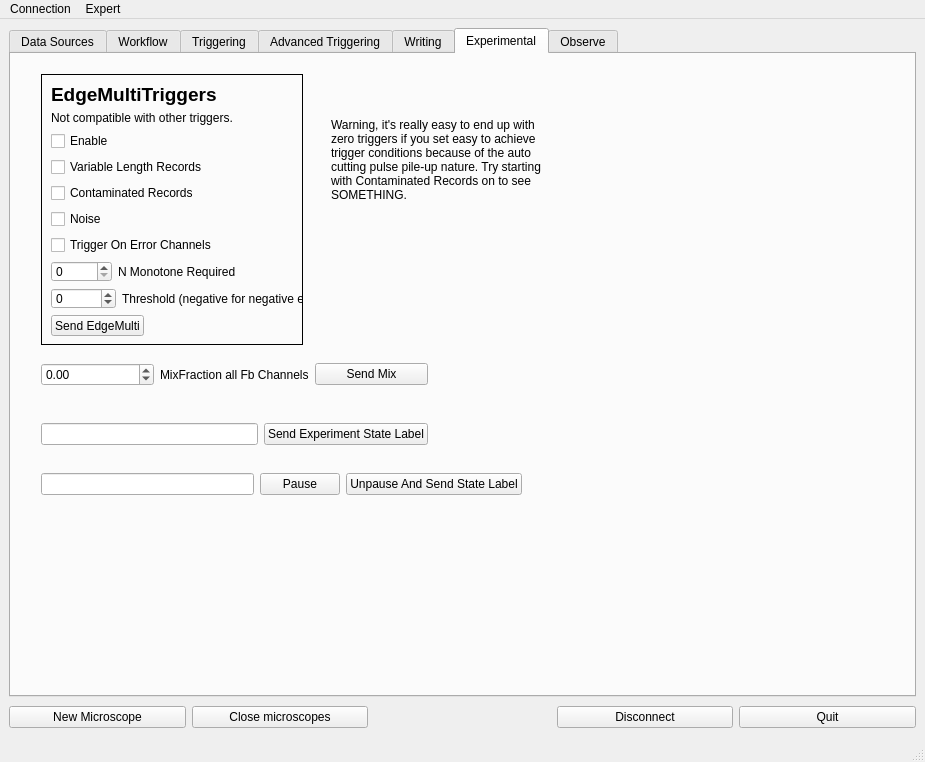
Old version of the form dastardcommander/ui/dc.ui in the repository usnistgov/dastardcommander.
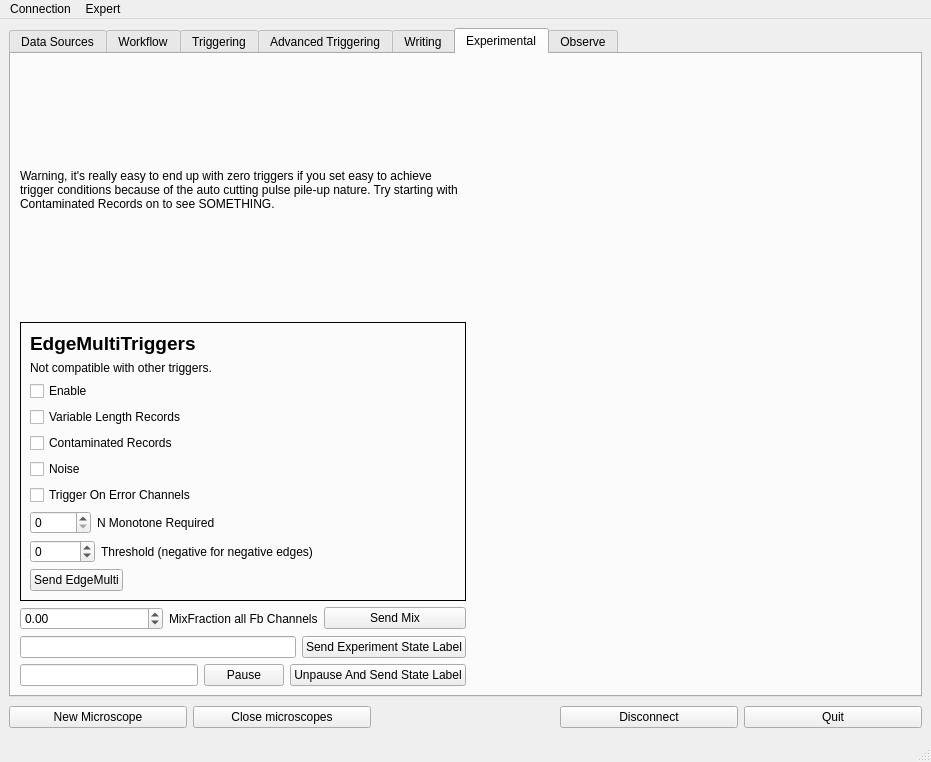
New version of the form. The open tabs and pages were chosen to show the change. Icons and pictures are not drawn.

Commit message:
Add layouts to the main window's tabs
Relevant to #93.

```diff
--- a/dastardcommander/ui/dc.ui
+++ b/dastardcommander/ui/dc.ui
@@ -6,7 +6,7 @@
    <rect>
     <x>0</x>
     <y>0</y>
-    <width>925</width>
+    <width>931</width>
     <height>762</height>
    </rect>
   </property>
@@ -1193,15 +1193,9 @@
        <attribute name="title">
         <string>Experimental</string>
        </attribute>
+       <layout class="QGridLayout" name="gridLayout_12">
+        <item row="1" column="0">
        <widget class="QFrame" name="gridFrame_3">
-        <property name="geometry">
-         <rect>
-          <x>30</x>
-          <y>20</y>
-          <width>262</width>
-          <height>271</height>
-         </rect>
-        </property>
         <property name="frameShape">
          <enum>QFrame::Panel</enum>
         </property>
@@ -1311,15 +1305,43 @@
          </item>
         </layout>
        </widget>
-       <widget class="QWidget" name="horizontalLayoutWidget">
-        <property name="geometry">
-         <rect>
-          <x>30</x>
-          <y>300</y>
-          <width>387</width>
-          <height>41</height>
-         </rect>
-        </property>
+        </item>
+        <item row="4" column="0">
+         <layout class="QHBoxLayout" name="horizontalLayout_7">
+          <item>
+           <widget class="QLineEdit" name="lineEdit_unpauseExperimentalLabel"/>
+          </item>
+          <item>
+           <widget class="QPushButton" name="pushButton_pauseExperimental">
+            <property name="text">
+             <string>Pause</string>
+            </property>
+           </widget>
+          </item>
+          <item>
+           <widget class="QPushButton" name="pushButton_unpauseExperimental">
+            <property name="text">
+             <string>Unpause And Send State Label</string>
+            </property>
+           </widget>
+          </item>
+         </layout>
+        </item>
+        <item row="3" column="0">
+         <layout class="QHBoxLayout" name="horizontalLayout_6">
+          <item>
+           <widget class="QLineEdit" name="lineEdit_experimentStateLabel"/>
+          </item>
+          <item>
+           <widget class="QPushButton" name="pushButton_sendExperimentStateLabel">
+            <property name="text">
+             <string>Send Experiment State Label</string>
+            </property>
+           </widget>
+          </item>
+         </layout>
+        </item>
+        <item row="2" column="0">
         <layout class="QHBoxLayout" name="horizontalLayout_5">
          <item>
           <widget class="QDoubleSpinBox" name="doubleSpinBox_MixFraction">
@@ -1352,16 +1374,9 @@
           </widget>
          </item>
         </layout>
-       </widget>
+        </item>
+        <item row="0" column="0">
        <widget class="QLabel" name="label_20">
-        <property name="geometry">
-         <rect>
-          <x>320</x>
-          <y>20</y>
-          <width>211</width>
-          <height>171</height>
-         </rect>
-        </property>
         <property name="text">
          <string>Warning, it's really easy to end up with zero triggers if you set easy to achieve trigger conditions because of the auto cutting pulse pile-up nature. Try starting with Contaminated Records on to see SOMETHING.</string>
         </property>
@@ -1369,57 +1384,21 @@
          <bool>true</bool>
         </property>
        </widget>
-       <widget class="QWidget" name="horizontalLayoutWidget_2">
-        <property name="geometry">
-         <rect>
-          <x>30</x>
-          <y>360</y>
-          <width>387</width>
-          <height>41</height>
-         </rect>
-        </property>
-        <layout class="QHBoxLayout" name="horizontalLayout_6">
-         <item>
-          <widget class="QLineEdit" name="lineEdit_experimentStateLabel"/>
-         </item>
-         <item>
-          <widget class="QPushButton" name="pushButton_sendExperimentStateLabel">
-           <property name="text">
-            <string>Send Experiment State Label</string>
-           </property>
-          </widget>
-         </item>
-        </layout>
-       </widget>
-       <widget class="QWidget" name="horizontalLayoutWidget_3">
-        <property name="geometry">
-         <rect>
-          <x>30</x>
-          <y>410</y>
-          <width>481</width>
-          <height>41</height>
-         </rect>
-        </property>
-        <layout class="QHBoxLayout" name="horizontalLayout_7">
-         <item>
-          <widget class="QLineEdit" name="lineEdit_unpauseExperimentalLabel"/>
-         </item>
-         <item>
-          <widget class="QPushButton" name="pushButton_pauseExperimental">
-           <property name="text">
-            <string>Pause</string>
-           </property>
-          </widget>
-         </item>
-         <item>
-          <widget class="QPushButton" name="pushButton_unpauseExperimental">
-           <property name="text">
-            <string>Unpause And Send State Label</string>
-           </property>
-          </widget>
-         </item>
-        </layout>
-       </widget>
+        </item>
+        <item row="1" column="1">
+         <spacer name="horizontalSpacer_8">
+          <property name="orientation">
+           <enum>Qt::Horizontal</enum>
+          </property>
+          <property name="sizeHint" stdset="0">
+           <size>
+            <width>40</width>
+            <height>20</height>
+           </size>
+          </property>
+         </spacer>
+        </item>
+       </layout>
       </widget>
       <widget class="QWidget" name="tabObserve">
        <attribute name="title">
@@ -1435,7 +1414,7 @@
     <rect>
      <x>0</x>
      <y>0</y>
-     <width>925</width>
+     <width>931</width>
      <height>22</height>
     </rect>
    </property>
```
Left out of the diff: 7 changed lines with no effect on the pictures. Lines whose indentation alone changed are shown as unchanged. The commit also changes 4 other files.
